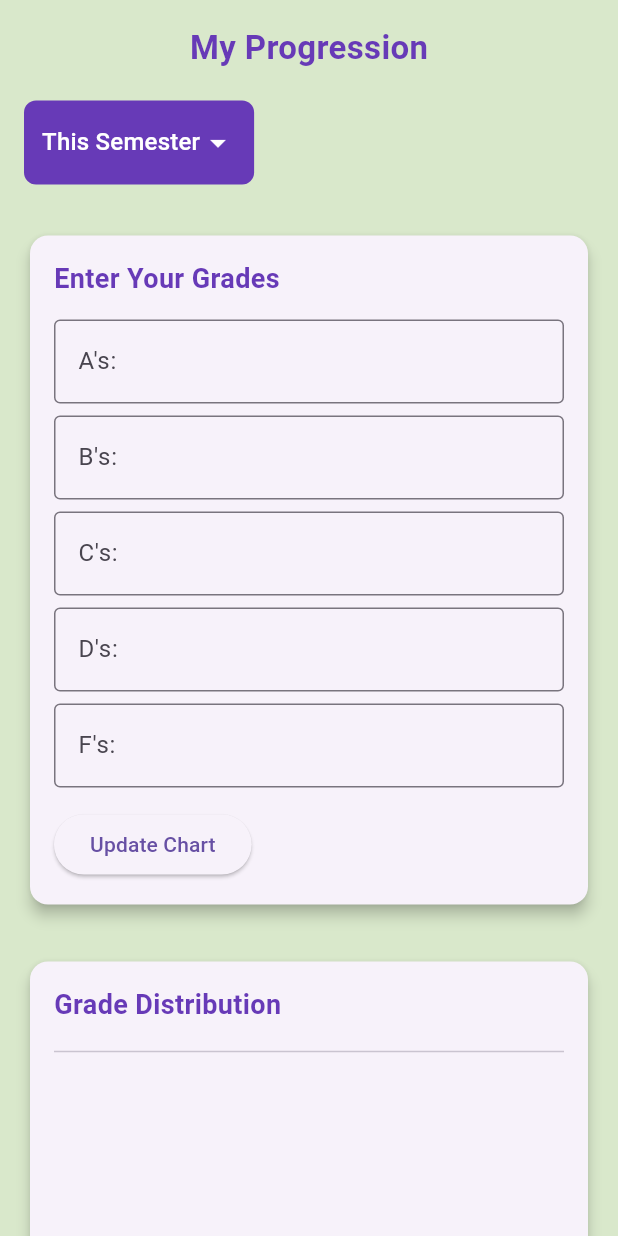
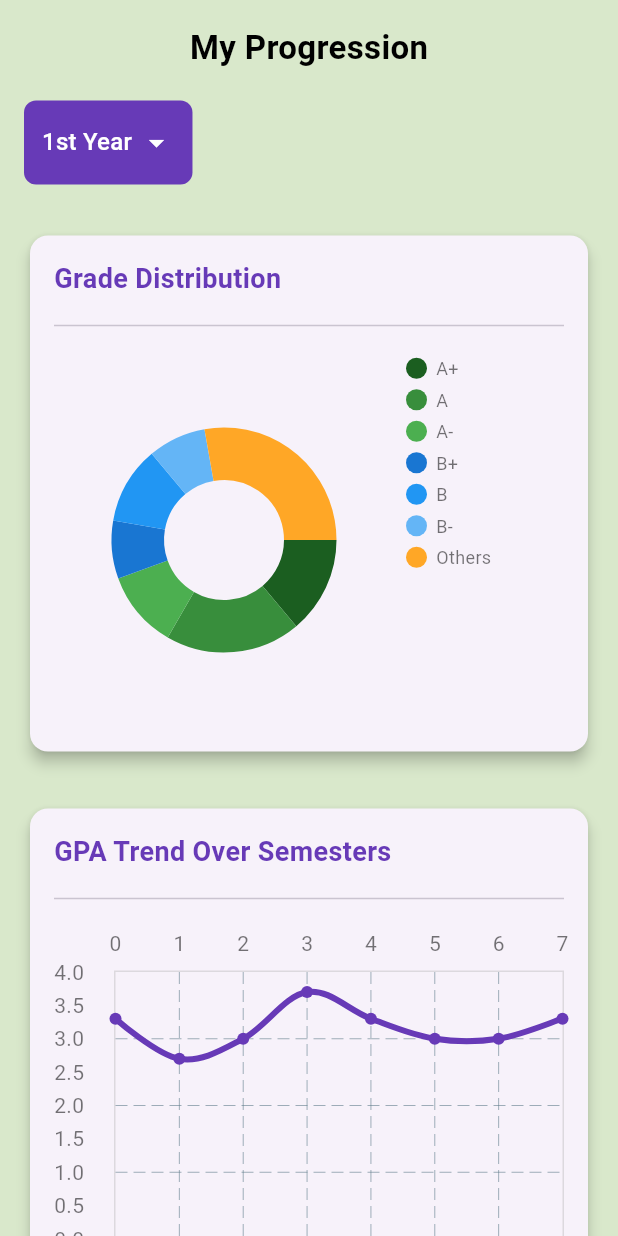
Before and after one commit to RajanithBandara/nsbm_student_academic_tracker, a Flutter app: the ProgressionPage screen opened directly, on a phone screen of 412 x 824 dp. Run offline on Flutter 3.47's test engine with Material 3 defaults, Android fonts, the phone set to English and light mode, and no system bars; drawn by our look-alikes of dynamic_color, fl_chart; our stand-ins replace awesome_notifications, cloud_firestore, firebase_auth, firebase_core, flutter_staggered_animations, google_sign_in and 4 more; accounts and stored records are empty.

Commit message:
remove the manual data adding form and also did some changes in pie chart

```diff
--- a/lib/pages/progressionView.dart
+++ b/lib/pages/progressionView.dart
@@ -29,14 +29,25 @@ class ProgressionPage extends StatefulWidget {
 }
 
 class _ProgressionPageState extends State<ProgressionPage> {
-  String selectedSemester = 'This Semester';
+  String selectedYear = '1st Year';
+  int? touchedIndex;
 
-  // Controllers for user input
-  final TextEditingController aController = TextEditingController();
-  final TextEditingController bController = TextEditingController();
-  final TextEditingController cController = TextEditingController();
-  final TextEditingController dController = TextEditingController();
-  final TextEditingController fController = TextEditingController();
+  final Map<String, int> grades = {
+    'A+': 5,
+    'A': 7,
+    'A-': 4,
+    'B+': 3,
+    'B': 4,
+    'B-': 3,
+    'Others': 10,
+  };
+
+  final Map<String, int> othersGrades = {
+    'C+': 2,
+    'C': 3,
+    'C-': 2,
+    'D': 3,
+  };
 
   @override
   Widget build(BuildContext context) {
@@ -53,14 +64,12 @@ class _ProgressionPageState extends State<ProgressionPage> {
                   style: TextStyle(
                     fontSize: 22,
                     fontWeight: FontWeight.bold,
-                    color: Colors.deepPurple,
+                    color: Colors.black,
                   ),
                 ),
               ),
               const SizedBox(height: 20),
-              _buildSemesterSelector(),
-              const SizedBox(height: 30),
-              _buildGradeInputFields(),
+              _buildYearSelector(),
               const SizedBox(height: 30),
               _buildGradeDistributionChart(),
               const SizedBox(height: 30),
@@ -72,7 +81,7 @@ class _ProgressionPageState extends State<ProgressionPage> {
     );
   }
 
-  Widget _buildSemesterSelector() {
+  Widget _buildYearSelector() {
     return Align(
       alignment: Alignment.centerLeft,
       child: Container(
@@ -82,14 +91,14 @@ class _ProgressionPageState extends State<ProgressionPage> {
         ),
         padding: const EdgeInsets.symmetric(horizontal: 12, vertical: 4),
         child: DropdownButton<String>(
-          value: selectedSemester,
+          value: selectedYear,
           dropdownColor: Colors.deepPurple,
           onChanged: (String? newValue) {
             setState(() {
-              selectedSemester = newValue!;
+              selectedYear = newValue!;
             });
           },
-          items: ['Last Semester', 'This Semester']
+          items: ['1st Year', '2nd Year', '3rd Year', '4th Year']
               .map<DropdownMenuItem<String>>((String value) {
             return DropdownMenuItem<String>(
               value: value,
@@ -101,58 +110,6 @@ class _ProgressionPageState extends State<ProgressionPage> {
           }).toList(),
           underline: const SizedBox(),
           icon: const Icon(Icons.arrow_drop_down, color: Colors.white),
-        ),
-      ),
-    );
-  }
-
-  Widget _buildGradeInputFields() {
-    return Card(
-      elevation: 4,
-      shape: RoundedRectangleBorder(
-        borderRadius: BorderRadius.circular(12),
-      ),
-      child: Padding(
-        padding: const EdgeInsets.all(16.0),
-        child: Column(
-          crossAxisAlignment: CrossAxisAlignment.start,
-          children: [
-            const Text(
-              'Enter Your Grades',
-              style: TextStyle(
-                fontSize: 18,
-                fontWeight: FontWeight.bold,
-                color: Colors.deepPurple,
-              ),
-            ),
-            const SizedBox(height: 10),
-            _buildTextField('A\'s:', aController),
-            _buildTextField('B\'s:', bController),
-            _buildTextField('C\'s:', cController),
-            _buildTextField('D\'s:', dController),
-            _buildTextField('F\'s:', fController),
-            const SizedBox(height: 10),
-            ElevatedButton(
-              onPressed: () {
-                setState(() {});
-              },
-              child: const Text('Update Chart'),
-            ),
-          ],
-        ),
-      ),
-    );
-  }
-
-  Widget _buildTextField(String label, TextEditingController controller) {
-    return Padding(
-      padding: const EdgeInsets.symmetric(vertical: 4.0),
-      child: TextField(
-        controller: controller,
-        keyboardType: TextInputType.number,
-        decoration: InputDecoration(
-          labelText: label,
-          border: const OutlineInputBorder(),
         ),
       ),
     );
@@ -182,12 +139,67 @@ class _ProgressionPageState extends State<ProgressionPage> {
             const SizedBox(height: 10),
             SizedBox(
               height: 250,
-              child: PieChart(
-                PieChartData(
-                  sections: _getGradeData(),
-                  sectionsSpace: 2,
-                  centerSpaceRadius: 40,
-                ),
+              child: Stack(
+                children: [
+                  Row(
+                    children: [
+                      Expanded(
+                        flex: 2,
+                        child: PieChart(
+                          PieChartData(
+                            sections: _getGradeData(),
+                            sectionsSpace: 0,
+                            centerSpaceRadius: 40,
+                            pieTouchData: PieTouchData(
+                              touchCallback: (FlTouchEvent event, pieTouchResponse) {
+                                setState(() {
+                                  if (!event.isInterestedForInteractions ||
+                                      pieTouchResponse == null ||
+                                      pieTouchResponse.touchedSection == null ||
+                                      pieTouchResponse.touchedSection!.touchedSectionIndex < 0) {
+                                    touchedIndex = null;
+                                    return;
+                                  }
+                                  touchedIndex = pieTouchResponse.touchedSection!.touchedSectionIndex;
+                                });
+                              },
+                            ),
+                          ),
+                        ),
+                      ),
+                      Expanded(
+                        flex: 1,
+                        child: Padding(
+                          padding: const EdgeInsets.only(left: 8.0),
+                          child: _buildGradeLegend(),
+                        ),
+                      ),
+                    ],
+                  ),
+                  if (touchedIndex != null)
+                    Positioned(
+                      top: 10,
+                      right: 10,
+                      child: Container(
+                        constraints: BoxConstraints(
+                          maxWidth: MediaQuery.of(context).size.width * 0.4,
+                        ),
+                        padding: const EdgeInsets.all(8),
+                        decoration: BoxDecoration(
+                          color: Colors.white,
+                          borderRadius: BorderRadius.circular(8),
+                          boxShadow: [
+                            BoxShadow(
+                              color: Colors.grey.withOpacity(0.3),
+                              spreadRadius: 1,
+                              blurRadius: 3,
+                            ),
+                          ],
+                        ),
+                        child: _buildTouchedGradeInfo(),
+                      ),
+                    ),
+                ],
               ),
             ),
           ],
@@ -196,37 +208,117 @@ class _ProgressionPageState extends State<ProgressionPage> {
     );
   }
 
+  Widget _buildTouchedGradeInfo() {
+    final gradeKeys = grades.keys.toList();
+    if (touchedIndex == null || touchedIndex! >= gradeKeys.length) return const SizedBox();
+
+    final grade = gradeKeys[touchedIndex!];
+    final count = grades[grade]!;
+
+    return Column(
+      crossAxisAlignment: CrossAxisAlignment.start,
+      mainAxisSize: MainAxisSize.min,
+      children: [
+        Row(
+          mainAxisSize: MainAxisSize.min,
+          children: [
+            Container(
+              width: 14,
+              height: 14,
+              decoration: BoxDecoration(
+                color: _getGradeColor(grade),
+                shape: BoxShape.circle,
+              ),
+            ),
+            const SizedBox(width: 6),
+            Text(
+              '$grade: $count',
+              style: const TextStyle(
+                fontSize: 14,
+                fontWeight: FontWeight.bold,
+              ),
+            ),
+          ],
+        ),
+        if (grade == 'Others')
+          Padding(
+            padding: const EdgeInsets.only(top: 4),
+            child: Column(
+              crossAxisAlignment: CrossAxisAlignment.start,
+              children: [
+                Text('C+: ${othersGrades['C+']}'),
+                Text('C: ${othersGrades['C']}'),
+                Text('C-: ${othersGrades['C-']}'),
+                Text('D: ${othersGrades['D']}'),
+              ],
+            ),
+          ),
+      ],
+    );
+  }
+
+  Widget _buildGradeLegend() {
+    return Column(
+      crossAxisAlignment: CrossAxisAlignment.start,
+      children: grades.keys.map((grade) {
+        return Padding(
+          padding: const EdgeInsets.symmetric(vertical: 2.0),
+          child: Row(
+            children: [
+              Container(
+                width: 14,
+                height: 14,
+                decoration: BoxDecoration(
+                  color: _getGradeColor(grade),
+                  shape: BoxShape.circle,
+                ),
+              ),
+              const SizedBox(width: 6),
+              Text(
+                grade,
+                style: const TextStyle(fontSize: 12),
+              ),
+            ],
+          ),
+        );
+      }).toList(),
+    );
+  }
+
   List<PieChartSectionData> _getGradeData() {
-    final grades = {
-      'A': int.tryParse(aController.text) ?? 0,
-      'B': int.tryParse(bController.text) ?? 0,
-      'C': int.tryParse(cController.text) ?? 0,
-      'D': int.tryParse(dController.text) ?? 0,
-      'F': int.tryParse(fController.text) ?? 0,
-    };
+    final gradeKeys = grades.keys.toList();
 
-    return grades.entries.map((entry) {
+    return gradeKeys.asMap().entries.map((entry) {
+      final index = entry.key;
+      final grade = entry.value;
+      final isTouched = index == touchedIndex && touchedIndex != null;
+      final radius = isTouched ? 45.0 : 35.0;
+
       return PieChartSectionData(
-        title: '${entry.key}: ${entry.value}',
-        value: entry.value.toDouble(),
-        color: _getGradeColor(entry.key),
-        radius: 50,
+        color: _getGradeColor(grade),
+        value: grades[grade]!.toDouble(),
+        radius: radius,
+        showTitle: false, // This ensures no text appears on the pie sections
       );
     }).toList();
   }
 
   Color _getGradeColor(String grade) {
     switch (grade) {
+      case 'A+':
+        return Colors.green[900]!;
       case 'A':
-        return Colors.green;
+        return Colors.green[700]!;
+      case 'A-':
+        return Colors.green[500]!;
+      case 'B+':
+        return Colors.blue[700]!;
       case 'B':
-        return Colors.blue;
-      case 'C':
-        return Colors.orange;
-      case 'D':
-        return Colors.red;
-      case 'F':
-        return Colors.black;
+        return Colors.blue[500]!;
+      case 'B-':
+        return Colors.blue[300]!;
+      case 'Others':
+        return Colors.orange[400]!;
       default:
         return Colors.grey;
     }
```
